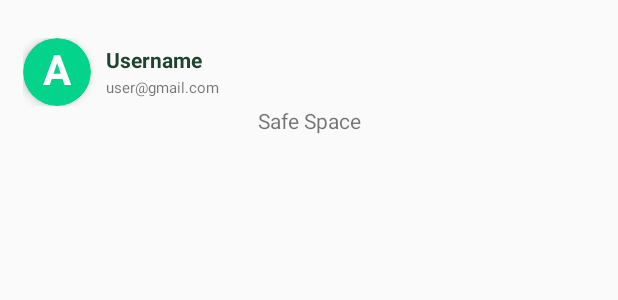
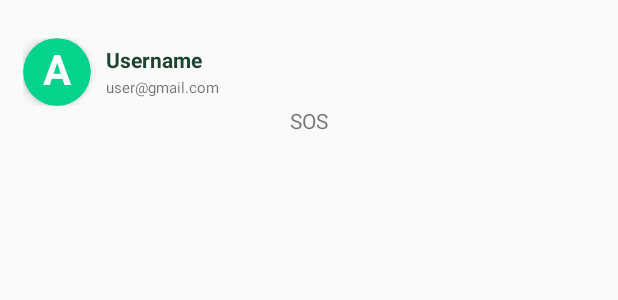
Before and after one commit to mzhala/lumkaApp, an Android app: the layout fragment_s_o_s.xml on its own in the app's theme, with its tools: preview values and no code run, on a phone screen of 412 x 824 dp. Shown: the top 300 px of the screen. Run offline under Robolectric (Android 15) with nearby library versions, the phone set to English and light mode, and no system bars.

Commit message:
Initial Commit

```diff
--- a/app/src/main/res/layout/fragment_s_o_s.xml
+++ b/app/src/main/res/layout/fragment_s_o_s.xml
@@ -78,7 +78,7 @@
             android:layout_width="match_parent"
             android:layout_height="wrap_content"
             android:gravity="center"
-            android:text="Safe Space"
+            android:text="SOS"
             android:id="@+id/title"/>
 
     </LinearLayout>
```
